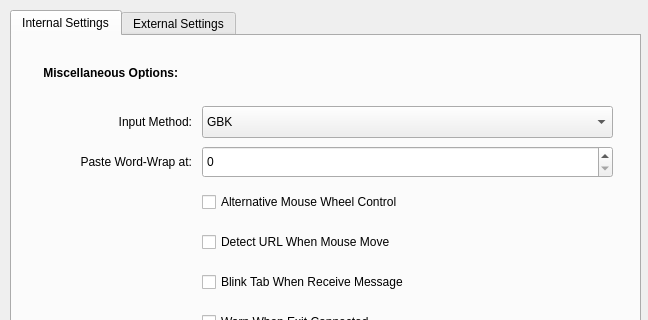
First picture: the form in src/ui/prefdialog.ui, repository adaptee/qterm-hack, before the edit; both pictures show x 0 to 648 and y 0 to 320 of the 648 by 551 pixel window.
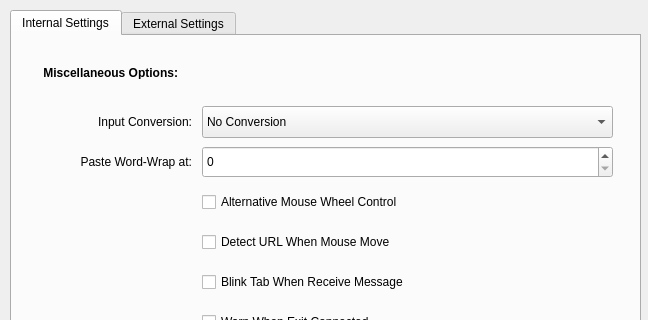
Second picture: the form after the edit. The open tabs and pages were chosen to show the change.

Commit message: Input conversion

```diff
--- a/src/ui/prefdialog.ui
+++ b/src/ui/prefdialog.ui
@@ -194,8 +194,8 @@
        <height>32</height>
       </rect>
      </property>
-     <property name="text" >
-      <string>Input Method:</string>
+     <property name="text">
+      <string>Input Conversion:</string>
      </property>
      <property name="alignment" >
       <set>Qt::AlignRight|Qt::AlignTrailing|Qt::AlignVCenter</set>
@@ -214,8 +214,8 @@
       </rect>
      </property>
      <item>
-      <property name="text" >
-       <string>GBK</string>
+      <property name="text">
+       <string>No Conversion</string>
       </property>
      </item>
      <item>
@@ -630,7 +630,7 @@
    </property>
   </widget>
  </widget>
- <layoutdefault spacing="6" margin="11" />
+ <layoutdefault spacing="6" margin="11"/>
  <pixmapfunction>qPixmapFromMimeSource</pixmapfunction>
  <tabstops>
   <tabstop>ximComboBox</tabstop>
```
Left out of the diff: 310 changed lines with no effect on the pictures. The commit also changes 3 other files.
